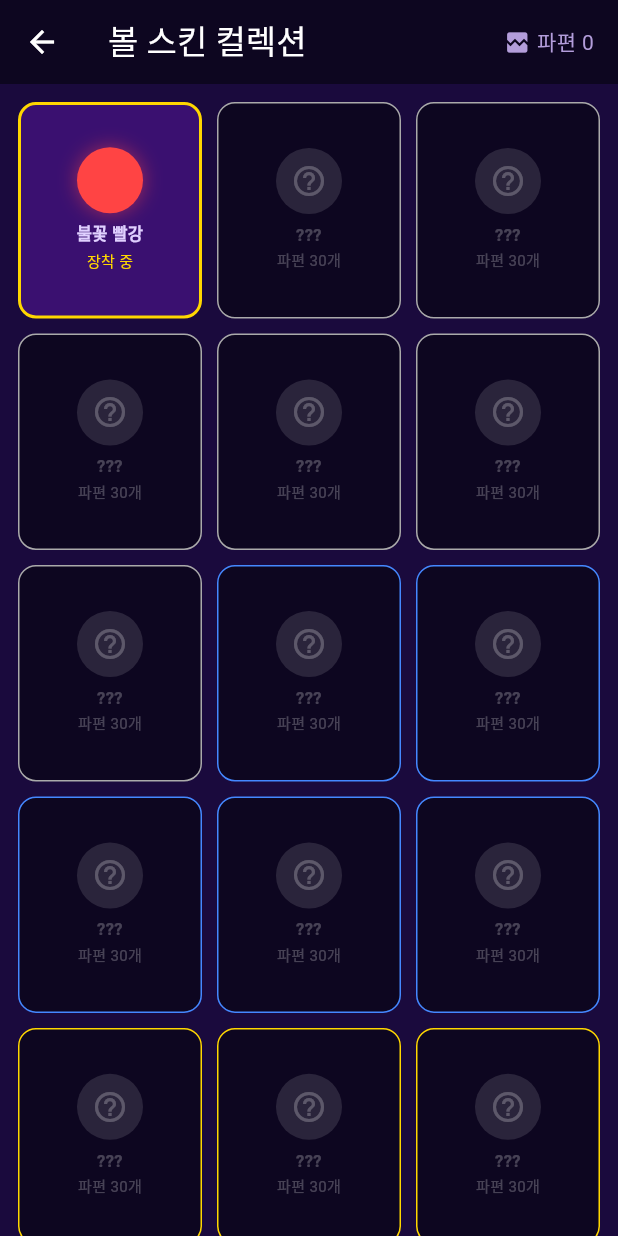
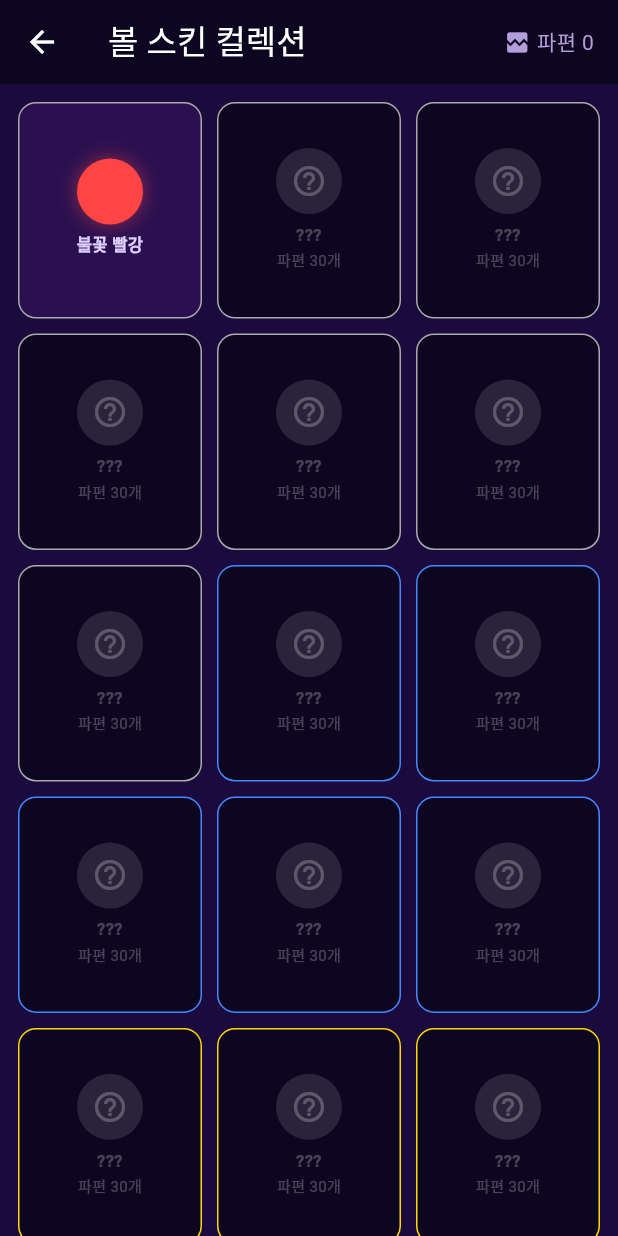
Before and after one commit to wslee423/FantasyBricks, a Flutter app: the CollectionScreen screen opened directly, on a phone screen of 412 x 824 dp. Run offline on Flutter 3.47's test engine with Material 3 defaults, Android fonts, the phone set to English and light mode, and no system bars; our stand-ins replace shared_preferences; missing offline and left inert: flame; accounts and stored records are empty.

Commit message:
fix: 볼 색상 3종 버그 수정
- 기본 볼 색상: 장착 스킨 없을 때 흰색 유지 (getEquippedSkin 기본값 '' 변경)
- cannon 아이템 획득 시 볼이 흰색으로 변하는 문제: _deactivate가 하드코딩 흰색 대신
  저장된 스킨 색(_skinColor)으로 복원하도록 수정, cannon 활성화 시 빨간색 적용
- 분열구 획득 시 분열 볼이 노란색 아닌 문제: ..paint = b.paint 복원으로
  createSplitBalls()의 노란색 페인트 적용

Co-Authored-By: Claude Sonnet 4.6 <noreply@anthropic.com>

```diff
--- a/lib/data/local_storage.dart
+++ b/lib/data/local_storage.dart
@@ -53,8 +53,8 @@ class LocalStorage {
   static bool isTutorialDone() => _p.getBool(_keyTutorialDone) ?? false;
   static Future<void> setTutorialDone() => _p.setBool(_keyTutorialDone, true);
 
-  // 장착 볼 스킨
-  static String getEquippedSkin() => _p.getString(_keyEquippedSkin) ?? 'fire_red';
+  // 장착 볼 스킨 (기본값 '' = 스킨 없음 → 흰색 볼)
+  static String getEquippedSkin() => _p.getString(_keyEquippedSkin) ?? '';
   static Future<void> setEquippedSkin(String skinId) =>
       _p.setString(_keyEquippedSkin, skinId);
 
--- a/lib/game/brick_breaker_game.dart
+++ b/lib/game/brick_breaker_game.dart
@@ -193,7 +193,7 @@ class BrickBreakerGame extends FlameGame
 
   void _onItemCollected(String itemId, ItemDropComponent source) {
     _items.remove(source);
-    itemSystem.activate(itemId, _balls);
+    itemSystem.activate(itemId, _balls, skinColor: _ballSkinColor);
 
     // 화염포 토스트 안내 (OD-010)
     if (itemId == 'cannon') {
@@ -214,6 +214,7 @@ class BrickBreakerGame extends FlameGame
           skinColor: _ballSkinColor,
         )
           ..velocity = b.velocity.clone()
+          ..paint = b.paint  // createSplitBalls가 설정한 노란색 유지
           ..isLaunched = true;
         _balls.add(ballWithCollision);
         add(ballWithCollision);
```
Also changed, not shown: lib/game/systems/item_system.dart (+8 -2 lines), 1 other file.
